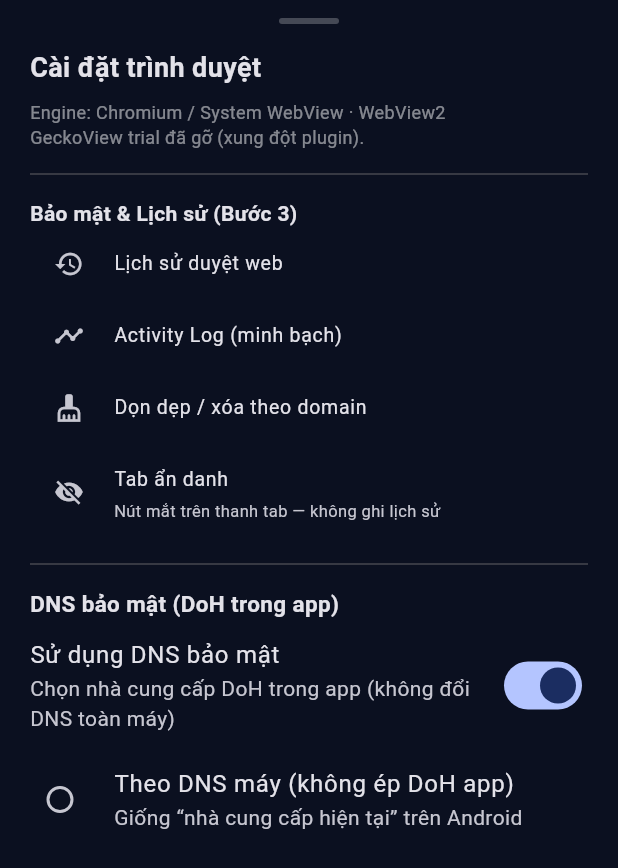
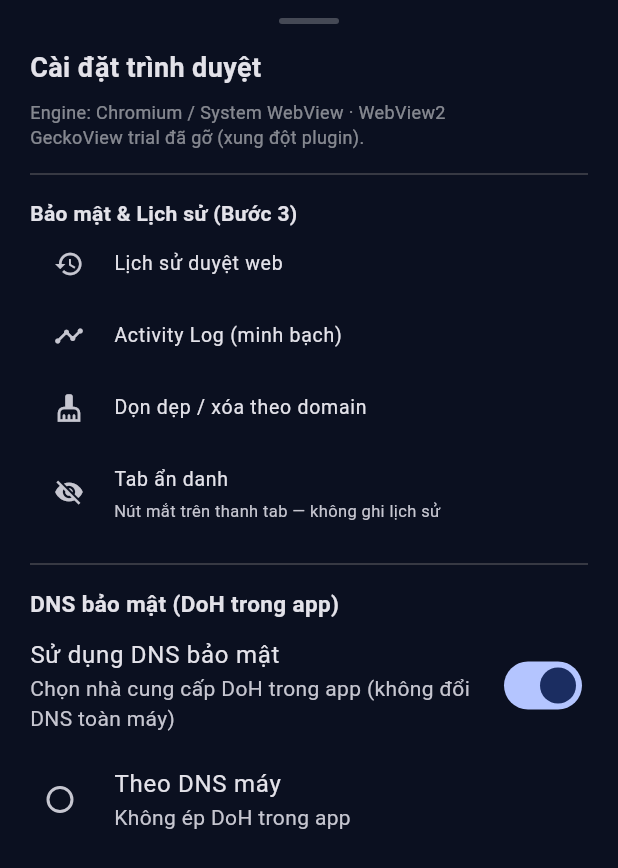
Before and after one commit to BachDaThan/K-nh, a Flutter app: the SettingsSheet widget shown alone on an empty page, opened directly with empty values, on a phone screen of 412 x 824 dp. Shown: the top 868 px of the screen. Run offline on Flutter 3.47's test engine with Material 3 defaults, Android fonts, the light colour scheme and no system bars; our stand-ins replace connectivity_plus, file_picker, firebase_auth, firebase_core, firebase_database, flutter_secure_storage and 7 more; missing offline and left inert: cryptography, installed_apps, webview_flutter_android; accounts and stored records are empty; network calls fail.

Commit message:
Fix: settings_sheet.dart syntax (DoH block)

```diff
--- a/lib/browser/widgets/settings_sheet.dart
+++ b/lib/browser/widgets/settings_sheet.dart
@@ -176,8 +176,10 @@ class _SettingsSheetState extends State<SettingsSheet> {
 
 
             // DoH — UI kiểu "DNS bảo mật" Android (Private DNS)
-            const Text('DNS bảo mật (DoH trong app)',
-                style: TextStyle(fontWeight: FontWeight.w600, fontSize: 15)),
+            const Text(
+              'DNS bảo mật (DoH trong app)',
+              style: TextStyle(fontWeight: FontWeight.w600, fontSize: 15),
+            ),
             const SizedBox(height: 4),
             SwitchListTile(
               contentPadding: EdgeInsets.zero,
@@ -185,18 +187,34 @@ class _SettingsSheetState extends State<SettingsSheet> {
               subtitle: const Text(
                 'Chọn nhà cung cấp DoH trong app (không đổi DNS toàn máy)',
               ),
-              value: widget.dohService.enabled,
+              value: widget.dohService.enabled && _dohSelectedId != 'system',
               onChanged: (v) async {
-                await widget.dohService.setEnabled(v);
+                if (!v) {
+                  setState(() => _dohSelectedId = 'system');
+                  await widget.dohService.setEnabled(false);
+                } else {
+                  setState(() {
+                    if (_dohSelectedId == 'system') {
+                      _dohSelectedId = DohProvider.presets.first.id;
+                    }
+                  });
+                  await widget.dohService.setEnabled(true);
+                  final p = DohProvider.presets.firstWhere(
+                    (e) => e.id == _dohSelectedId,
+                    orElse: () => DohProvider.presets.first,
+                  );
+                  if (_dohSelectedId != 'custom') {
+                    await widget.dohService.setProvider(p);
+                  }
+                }
                 setState(() {});
                 widget.onChanged();
               },
             ),
-            if (widget.dohService.enabled) ...[
             RadioListTile<String>(
               contentPadding: EdgeInsets.zero,
-                title: const Text('Theo DNS máy (không ép DoH app)'),
-                subtitle: const Text('Giống “nhà cung cấp hiện tại” trên Android'),
+              title: const Text('Theo DNS máy'),
+              subtitle: const Text('Không ép DoH trong app'),
               value: 'system',
               groupValue: _dohSelectedId,
               onChanged: (_) async {
@@ -208,8 +226,10 @@ class _SettingsSheetState extends State<SettingsSheet> {
             ),
             const Padding(
               padding: EdgeInsets.only(top: 4, bottom: 4),
-                child: Text('Chọn nhà cung cấp khác',
-                    style: TextStyle(fontWeight: FontWeight.w500)),
+              child: Text(
+                'Chọn nhà cung cấp khác',
+                style: TextStyle(fontWeight: FontWeight.w500),
+              ),
             ),
             ...DohProvider.presets.map((p) {
               return RadioListTile<String>(
@@ -226,7 +246,6 @@ class _SettingsSheetState extends State<SettingsSheet> {
                   widget.onChanged();
                   setState(() {});
                 },
-                  selected: _dohSelectedId == p.id,
               );
             }),
             RadioListTile<String>(
@@ -238,7 +257,6 @@ class _SettingsSheetState extends State<SettingsSheet> {
               onChanged: (_) {
                 setState(() => _dohSelectedId = 'custom');
               },
-                selected: _dohSelectedId == 'custom',
             ),
             if (_dohSelectedId == 'custom')
               Padding(
@@ -265,14 +283,17 @@ class _SettingsSheetState extends State<SettingsSheet> {
                   ],
                 ),
               ),
-            ],
             const Text(
               'Khác Private DNS hệ thống (DoT toàn máy): System WebView vẫn '
               'phân giải DNS theo máy. Muốn DNS cho cả điện thoại → Cài đặt Android '
               '→ Mạng → DNS bảo mật. Kính lưu DoH để UI thống nhất / engine sau này.',
               style: TextStyle(fontSize: 11),
             ),
-                style: TextStyle(fontWeight: FontWeight.w600)),
+            const Divider(height: 24),
+            const Text(
+              'Máy tìm kiếm mặc định',
+              style: TextStyle(fontWeight: FontWeight.w600),
+            ),
             const SizedBox(height: 4),
             ...SearchEngineService.engines.map((e) {
               return RadioListTile<String>(
--- a/pubspec.yaml
+++ b/pubspec.yaml
@@ -2,7 +2,7 @@ name: kinh
 description: "Kính - Trình duyệt Dashboard All-in-One, minh bạch và riêng tư."
 publish_to: 'none'
 
-version: 0.15.3+53
+version: 0.15.4+54
 
 environment:
   sdk: '>=3.3.0 <4.0.0'
--- a/version.json
+++ b/version.json
@@ -1,6 +1,6 @@
 {
-  "version": "0.15.3",
+  "version": "0.15.4",
   "apk_url": "https://github.com/BachDaThan/K-nh/releases/download/latest/Kinh.apk",
   "exe_url": "https://github.com/BachDaThan/K-nh/releases/download/latest/Kinh-Windows.zip",
-  "changelog": "Fix mesh native: permissions, CI MainActivity register, auto LAN fallback, manual scan"
+  "changelog": "Fix settings_sheet.dart syntax (DoH block + search engine header)"
 }
```
Also changed, not shown: 1 other file. Lines whose indentation alone changed are shown as unchanged.
